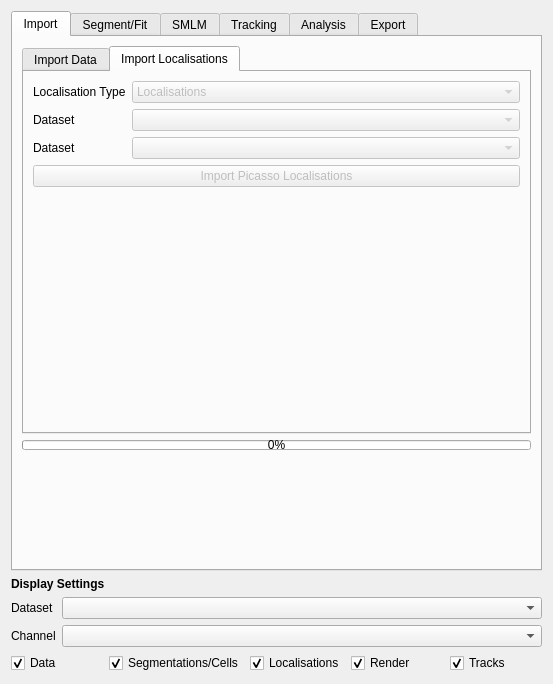
The window that src/moltrack/GUI/widget_ui.ui (piedrro/napari-moltrack) describes before a commit, drawn with Qt 5.
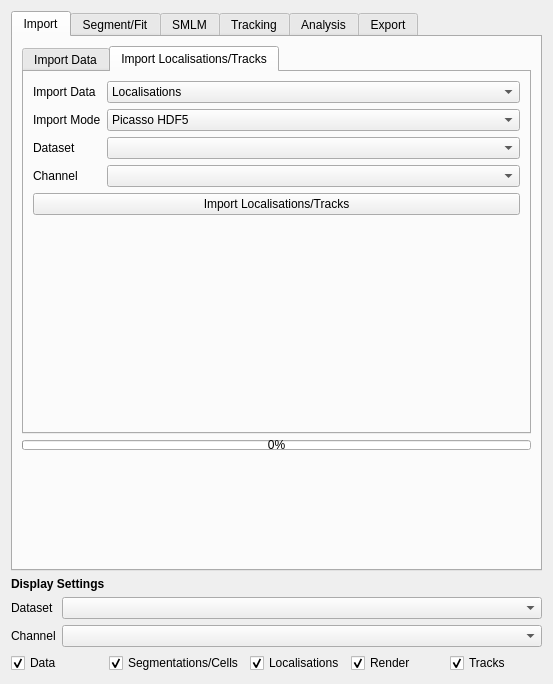
The same window after the commit. The open tabs and pages were chosen to show the change.

Commit message: added localisation import

What changed in the file:
```diff
--- a/src/moltrack/GUI/widget_ui.ui
+++ b/src/moltrack/GUI/widget_ui.ui
@@ -295,75 +295,84 @@
          </widget>
          <widget class="QWidget" name="tab_16">
           <attribute name="title">
-           <string>Import Localisations</string>
+           <string>Import Localisations/Tracks</string>
           </attribute>
           <layout class="QVBoxLayout" name="verticalLayout_19">
            <item>
             <layout class="QFormLayout" name="formLayout_21">
-             <item row="0" column="0">
+             <item row="1" column="0">
+              <widget class="QLabel" name="label_116">
+               <property name="text">
+                <string>Import Mode</string>
+               </property>
+              </widget>
+             </item>
+             <item row="1" column="1">
+              <widget class="QComboBox" name="locs_import_mode">
+               <item>
+                <property name="text">
+                 <string>Picasso HDF5</string>
+                </property>
+               </item>
+               <item>
+                <property name="text">
+                 <string>CSV</string>
+                </property>
+               </item>
+               <item>
+                <property name="text">
+                 <string>POS.OUT</string>
+                </property>
+               </item>
+              </widget>
+             </item>
+             <item row="2" column="0">
               <widget class="QLabel" name="label_76">
                <property name="text">
-                <string>Localisation Type</string>
-               </property>
-              </widget>
-             </item>
-             <item row="0" column="1">
-              <widget class="QComboBox" name="import_picasso_type">
-               <property name="enabled">
-                <bool>false</bool>
-               </property>
-               <property name="editable">
-                <bool>false</bool>
-               </property>
-               <item>
-                <property name="text">
-                 <string>Localisations</string>
-                </property>
-               </item>
-               <item>
-                <property name="text">
-                 <string>Bounding Boxes</string>
-                </property>
-               </item>
-              </widget>
-             </item>
-             <item row="1" column="1">
-              <widget class="QComboBox" name="import_picasso_dataset">
-               <property name="enabled">
-                <bool>false</bool>
-               </property>
-              </widget>
-             </item>
-             <item row="1" column="0">
-              <widget class="QLabel" name="label_2">
-               <property name="text">
                 <string>Dataset</string>
                </property>
               </widget>
              </item>
-             <item row="2" column="0">
+             <item row="2" column="1">
+              <widget class="QComboBox" name="locs_import_dataset"/>
+             </item>
+             <item row="0" column="0">
               <widget class="QLabel" name="label_40">
                <property name="text">
-                <string>Dataset</string>
+                <string>Import Data</string>
                </property>
               </widget>
              </item>
-             <item row="2" column="1">
-              <widget class="QComboBox" name="import_picasso_channel">
-               <property name="enabled">
-                <bool>false</bool>
+             <item row="0" column="1">
+              <widget class="QComboBox" name="locs_import_data">
+               <item>
+                <property name="text">
+                 <string>Localisations</string>
+                </property>
+               </item>
+               <item>
+                <property name="text">
+                 <string>Tracks</string>
+                </property>
+               </item>
+              </widget>
+             </item>
+             <item row="3" column="0">
+              <widget class="QLabel" name="label_78">
+               <property name="text">
+                <string>Channel</string>
                </property>
               </widget>
              </item>
+             <item row="3" column="1">
+              <widget class="QComboBox" name="locs_import_channel"/>
+             </item>
             </layout>
            </item>
            <item>
-            <widget class="QPushButton" name="import_picasso">
-             <property name="enabled">
-              <bool>false</bool>
-             </property>
+            <widget class="QPushButton" name="import_localisations">
              <property name="text">
-              <string>Import Picasso Localisations</string>
+              <string>Import Localisations/Tracks</string>
              </property>
             </widget>
            </item>
```
Left out of the diff: 5 changed lines with no effect on the pictures. The commit also changes 6 other files.
